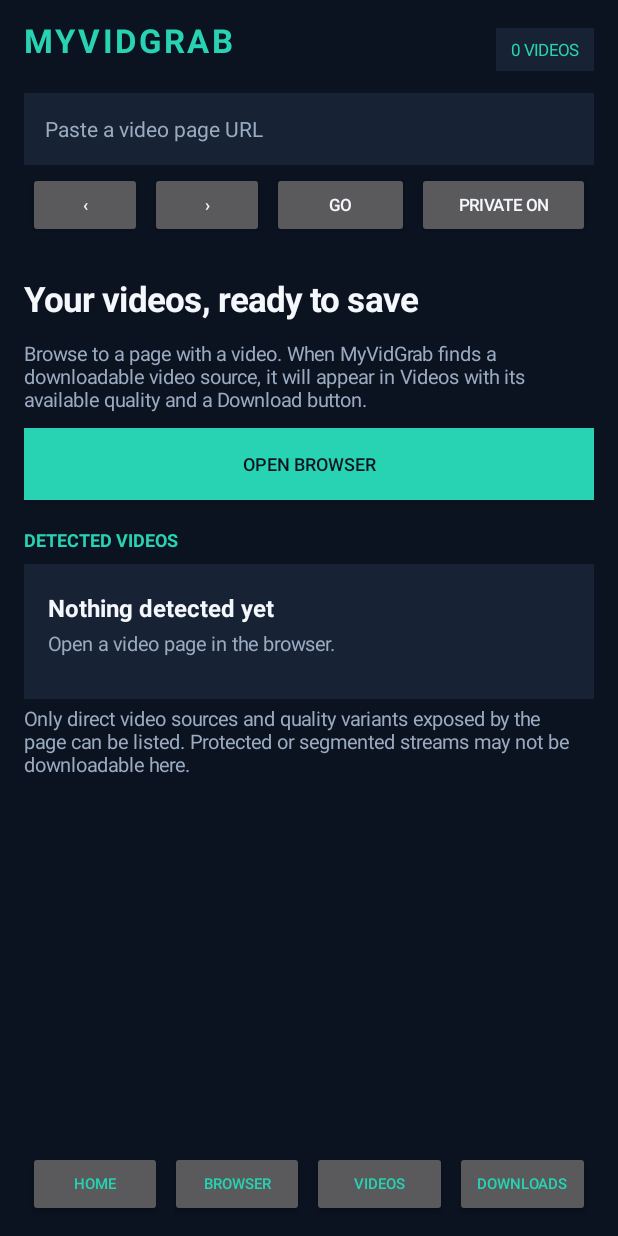
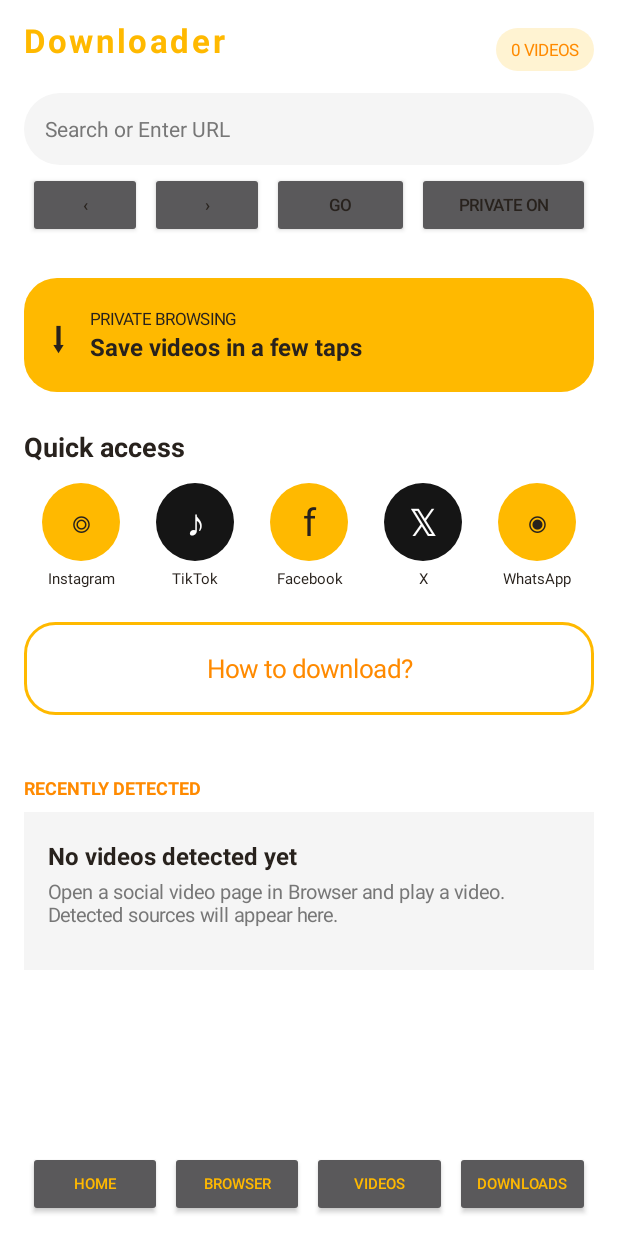
Before and after one commit to ghayas-lakis/MyVidGrab, an Android app: the screen it shows after launch (MainActivity), on a phone screen of 412 x 824 dp. Run offline under Robolectric (Android 15) with nearby library versions, the phone set to English and light mode, and no system bars.

Commit message:
Refresh MyVidGrab with downloader-inspired home UI

```diff
--- a/app/src/main/java/com/myvidgrab/app/MainActivity.kt
+++ b/app/src/main/java/com/myvidgrab/app/MainActivity.kt
@@ -41,11 +41,12 @@ class MainActivity : Activity() {
     private var privateMode = true
     private var showingBrowser = false
 
-    private val bg = 0xFF0B1220.toInt()
-    private val panel = 0xFF172235.toInt()
-    private val muted = 0xFF9AAAC0.toInt()
-    private val accent = 0xFF27D3B2.toInt()
-    private val white = 0xFFF4F7FB.toInt()
+    private val bg = 0xFFFFFFFF.toInt()
+    private val panel = 0xFFF5F5F5.toInt()
+    private val muted = 0xFF777777.toInt()
+    private val accent = 0xFFFFB900.toInt()
+    private val white = 0xFF28221D.toInt()
+    private val orange = 0xFFFF8A00.toInt()
 
     override fun onCreate(savedInstanceState: Bundle?) {
         super.onCreate(savedInstanceState)
@@ -66,7 +67,7 @@ class MainActivity : Activity() {
             gravity = Gravity.CENTER_VERTICAL
         }
         header.addView(TextView(this).apply {
-            text = "MYVIDGRAB"
+            text = "Downloader"
             textSize = 22f
             letterSpacing = 0.08f
             setTextColor(accent)
@@ -75,21 +76,21 @@ class MainActivity : Activity() {
         detectedCount = TextView(this).apply {
             text = "0 VIDEOS"
             textSize = 11f
-            setTextColor(accent)
+            setTextColor(orange)
             setPadding(dp(10), dp(7), dp(10), dp(7))
-            setBackgroundColor(panel)
+            background = android.graphics.drawable.GradientDrawable().apply { setColor(0xFFFFF3D2.toInt()); cornerRadius = dp(20).toFloat() }
         }
         header.addView(detectedCount)
         root.addView(header)
 
         address = EditText(this).apply {
-            hint = "Paste a video page URL"
+            hint = "Search or Enter URL"
             isSingleLine = true
             textSize = 14f
             setTextColor(white)
             setHintTextColor(muted)
             setPadding(dp(14), 0, dp(14), 0)
-            setBackgroundColor(panel)
+            background = android.graphics.drawable.GradientDrawable().apply { setColor(panel); cornerRadius = dp(40).toFloat() }
             setSelectAllOnFocus(false)
             setOnEditorActionListener { _, _, _ -> openAddress(); true }
         }
@@ -181,18 +182,44 @@ class MainActivity : Activity() {
         browserPanel.visibility = View.GONE
         content.visibility = View.VISIBLE
         content.removeAllViews()
-        content.addView(heading("Your videos, ready to save"))
-        content.addView(body("Browse to a page with a video. When MyVidGrab finds a downloadable video source, it will appear in Videos with its available quality and a Download button."))
-        content.addView(actionButton("OPEN BROWSER") {
-            if (browser.url == null) browser.loadUrl("https://www.google.com")
-            showBrowser()
-        })
-        content.addView(sectionTitle("DETECTED VIDEOS"))
-        addVideoCards(content)
-        content.addView(body("Only direct video sources and quality variants exposed by the page can be listed. Protected or segmented streams may not be downloadable here."))
+        val promo = LinearLayout(this).apply {
+            orientation = LinearLayout.HORIZONTAL
+            gravity = Gravity.CENTER_VERTICAL
+            setPadding(dp(16), dp(14), dp(16), dp(14))
+            background = android.graphics.drawable.GradientDrawable().apply { setColor(0xFFFFB900.toInt()); cornerRadius = dp(22).toFloat() }
+        }
+        promo.addView(TextView(this).apply { text = "⬇"; textSize = 28f; setTextColor(white); setPadding(0, 0, dp(14), 0) })
+        val copy = LinearLayout(this).apply { orientation = LinearLayout.VERTICAL }
+        copy.addView(TextView(this).apply { text = "PRIVATE BROWSING"; textSize = 11f; setTextColor(white) })
+        copy.addView(TextView(this).apply { text = "Save videos in a few taps"; textSize = 16f; setTextColor(white); typeface = android.graphics.Typeface.DEFAULT_BOLD })
+        promo.addView(copy)
+        content.addView(promo, LinearLayout.LayoutParams(-1, dp(76)).apply { topMargin = dp(14); bottomMargin = dp(24) })
+        content.addView(TextView(this).apply { text = "Quick access"; textSize = 18f; setTextColor(white); typeface = android.graphics.Typeface.DEFAULT_BOLD; setPadding(0, 0, 0, dp(12)) })
+        val row = LinearLayout(this).apply { orientation = LinearLayout.HORIZONTAL; gravity = Gravity.CENTER }
+        val links = listOf(Triple("◎","Instagram","https://www.instagram.com"),Triple("♪","TikTok","https://www.tiktok.com"),Triple("f","Facebook","https://www.facebook.com"),Triple("𝕏","X","https://x.com"),Triple("◉","WhatsApp","https://web.whatsapp.com"))
+        links.forEach { (symbol,name,url) ->
+            val item = LinearLayout(this).apply { orientation = LinearLayout.VERTICAL; gravity = Gravity.CENTER }
+            item.addView(TextView(this).apply {
+                text = symbol; textSize = 25f; gravity = Gravity.CENTER
+                setTextColor(if (name == "TikTok" || name == "X") 0xFFFFFFFF.toInt() else white)
+                background = android.graphics.drawable.GradientDrawable().apply { setColor(if (name == "TikTok" || name == "X") 0xFF151515.toInt() else accent); shape = android.graphics.drawable.GradientDrawable.OVAL }
+            }, LinearLayout.LayoutParams(dp(52), dp(52)))
+            item.addView(TextView(this).apply { text = name; textSize = 10f; setTextColor(white); gravity = Gravity.CENTER; setPadding(0, dp(5), 0, 0) })
+            item.setOnClickListener { address.setText(url); openAddress() }
+            row.addView(item, LinearLayout.LayoutParams(0, ViewGroup.LayoutParams.WRAP_CONTENT, 1f))
+        }
+        content.addView(row)
+        val how = TextView(this).apply {
+            text = "How to download?"; textSize = 17f; gravity = Gravity.CENTER; setTextColor(orange)
+            background = android.graphics.drawable.GradientDrawable().apply { setColor(bg); cornerRadius = dp(20).toFloat(); setStroke(dp(2), accent) }
+            setOnClickListener { android.app.AlertDialog.Builder(this@MainActivity).setTitle("How to download").setMessage("1. Open a video page in Browser.\n2. Play the video.\n3. Open Videos and choose a source.\n4. Track progress in Downloads.").setPositiveButton("OK", null).show() }
+        }
+        content.addView(how, LinearLayout.LayoutParams(-1, dp(62)).apply { topMargin = dp(22); bottomMargin = dp(22) })
+        content.addView(sectionTitle("RECENTLY DETECTED"))
+        if (found.isEmpty()) content.addView(emptyState("No videos detected yet", "Open a social video page in Browser and play a video. Detected sources will appear here.")) else addVideoCards(content)
     }
 
-    private fun showBrowser() {
+        private fun showBrowser() {
         showingBrowser = true
         content.visibility = View.GONE
         browserPanel.visibility = View.VISIBLE
@@ -261,7 +288,7 @@ class MainActivity : Activity() {
     private fun sectionTitle(value: String) = TextView(this).apply {
         text = value
         textSize = 12f
-        setTextColor(accent)
+        setTextColor(orange)
         typeface = android.graphics.Typeface.DEFAULT_BOLD
         setPadding(0, dp(18), 0, dp(8))
     }
@@ -290,8 +317,8 @@ class MainActivity : Activity() {
         text = label
         textSize = 12f
         isAllCaps = false
-        setTextColor(bg)
-        setBackgroundColor(accent)
+        setTextColor(white)
+        background = android.graphics.drawable.GradientDrawable().apply { setColor(0xFFFFC533.toInt()); cornerRadius = dp(16).toFloat() }
         setOnClickListener { click() }
     }
 
```
